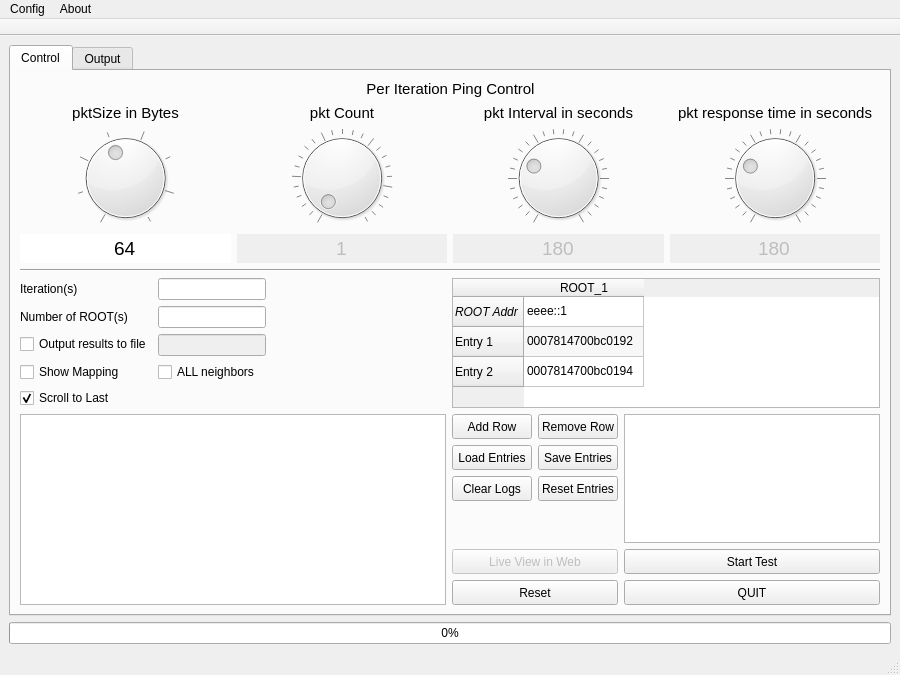
nyxonman/riva_PTA, file main.ui: the form before one commit.
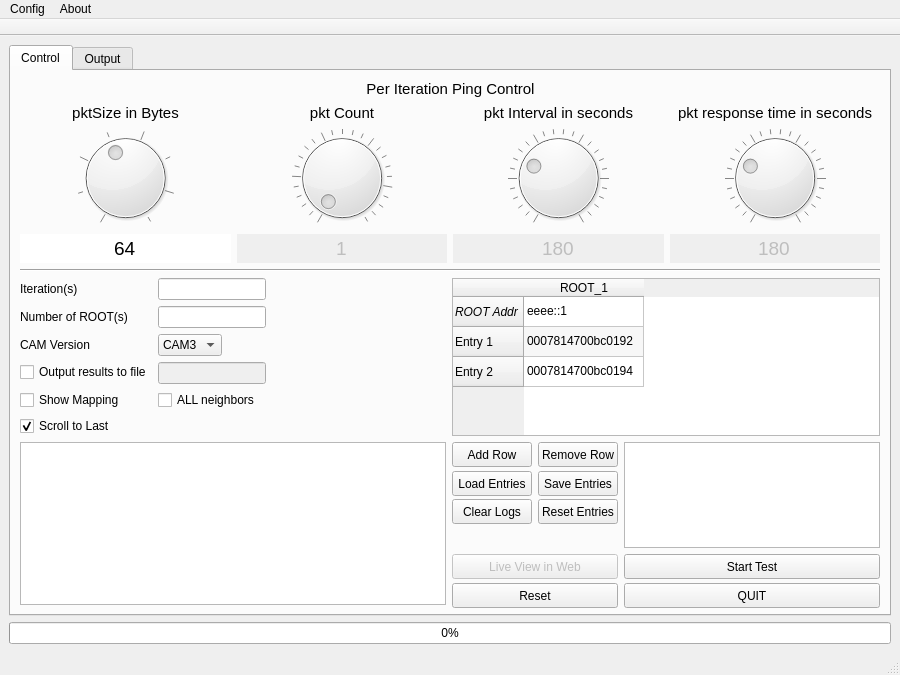
The form after the commit.

The edit to the form file:
```diff
--- a/main.ui
+++ b/main.ui
@@ -545,6 +545,33 @@
               </property>
              </widget>
             </item>
+            <item row="2" column="0">
+             <widget class="QLabel" name="camVersionLab">
+              <property name="toolTip">
+               <string>Number of ROOTs for test. This reflects to number of columns in the right side table</string>
+              </property>
+              <property name="text">
+               <string>CAM Version</string>
+              </property>
+             </widget>
+            </item>
+            <item row="2" column="1">
+             <widget class="QComboBox" name="camVersionDropBox">
+              <property name="currentText">
+               <string>CAM3</string>
+              </property>
+              <item>
+               <property name="text">
+                <string>CAM3</string>
+               </property>
+              </item>
+              <item>
+               <property name="text">
+                <string>CAM1</string>
+               </property>
+              </item>
+             </widget>
+            </item>
            </layout>
           </item>
          </layout>
```
Left out of the diff: 20 changed lines with no effect on the pictures.
